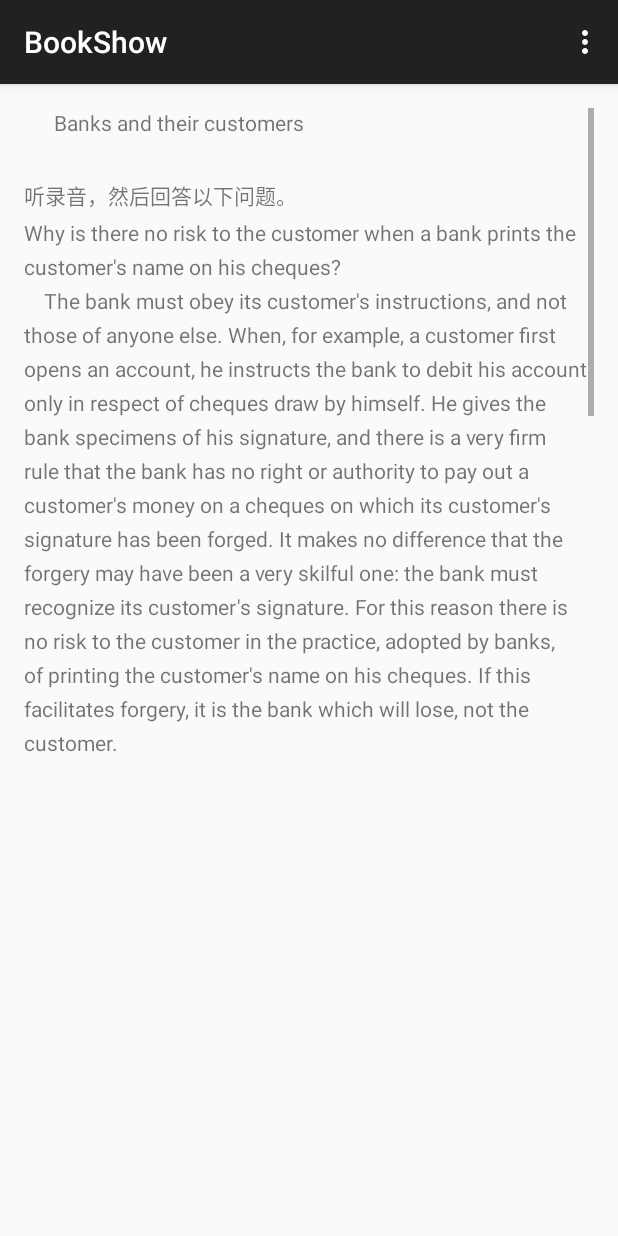
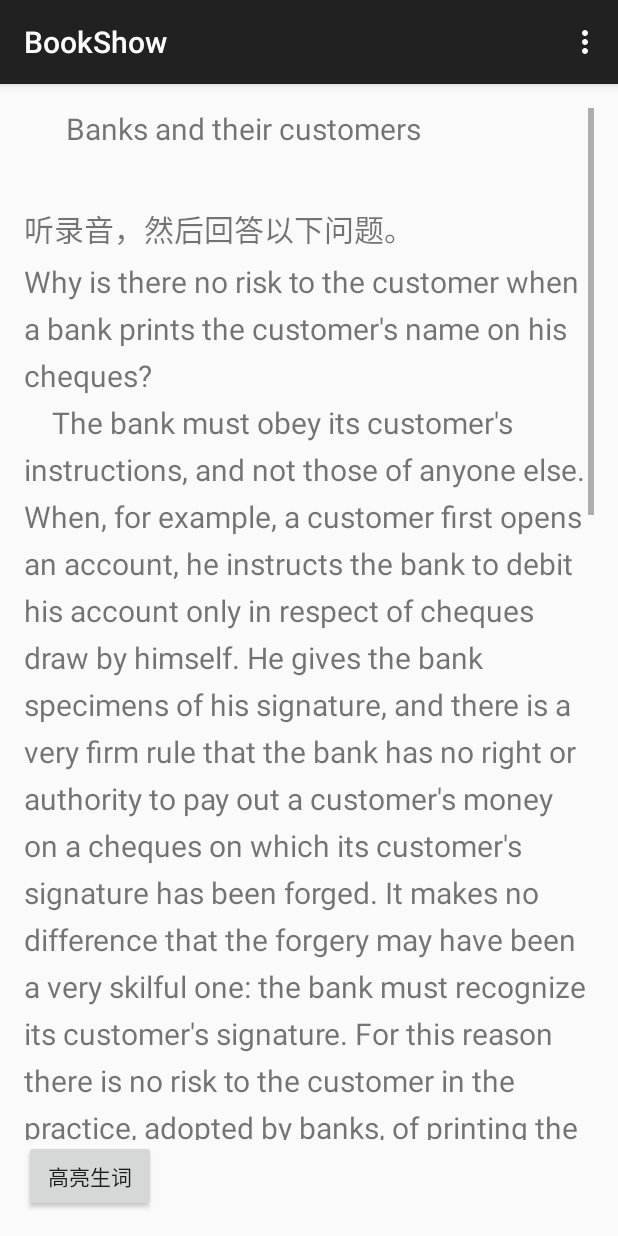
Before and after one commit to wangzhe330/GradedReader, an Android app: the screen it shows after launch (BookShow), after a tap on "lesson 12.txt", on a phone screen of 412 x 824 dp. Run offline under Robolectric (Android 15) with nearby library versions, the phone set to English and light mode, and no system bars; 3 other taps on this screen came first.

Commit message:
实现生词高亮功能（未分级）
Signed-off-by: wangzhe330 <wangzhe330@163.com>

```diff
--- a/app/src/main/java/com/example/wz/txtbook/BookShow.java
+++ b/app/src/main/java/com/example/wz/txtbook/BookShow.java
@@ -2,12 +2,18 @@ package com.example.wz.txtbook;
 
 import android.content.Intent;
 import android.content.res.AssetManager;
+import android.graphics.Color;
 import android.support.v7.app.ActionBarActivity;
 import android.os.Bundle;
+import android.text.SpannableString;
+import android.text.Spanned;
 import android.text.method.ScrollingMovementMethod;
+import android.text.style.ForegroundColorSpan;
 import android.util.Log;
 import android.view.Menu;
 import android.view.MenuItem;
+import android.view.View;
+import android.widget.Button;
 import android.widget.TextView;
 
 import java.io.BufferedReader;
@@ -15,13 +21,18 @@ import java.io.IOException;
 import java.io.InputStream;
 import java.io.InputStreamReader;
 import java.io.UnsupportedEncodingException;
+import java.util.HashMap;
+import java.util.HashSet;
 
 
 public class BookShow extends ActionBarActivity {
 
     TextView tv;
     InputStream inputStream;
-
+    InputStream inputStreamLight;       //高亮关键词的输入流
+    //HashMap hmLight = new HashMap();    //key:高亮关键词 value:高亮等级
+    HashMap<String,Integer> hmLight = new HashMap<String,Integer>();
+    HashSet<String> hsLight = new HashSet<String>();
     @Override
     protected void onCreate(Bundle savedInstanceState) {
         super.onCreate(savedInstanceState);
@@ -44,9 +55,92 @@ public class BookShow extends ActionBarActivity {
         }catch (IOException e){
             Log.e("ioe",e.getMessage());
         }
-        //从inputStream中获取String数据
-        tv.setText(getString(inputStream));
+        //从inputStream中获取String数据:txt
+        final String txt = getString(inputStream);
+        tv.setText(txt);
+
+        //从raw中的分级表获取分级信息,存入hmLight
+        inputStreamLight = getResources().openRawResource(R.raw.nce4_words);
+        InputStreamReader inputStreamLightReader = null;
+        try {
+            inputStreamLightReader = new InputStreamReader(inputStreamLight, "gbk");
+        } catch (UnsupportedEncodingException e1) {
+            e1.printStackTrace();
+        }
+        BufferedReader reader = new BufferedReader(inputStreamLightReader);
+        String line = null;
+        try{
+            while( (line =reader.readLine()) != null ){
+                String word;
+                int level;
+                String[] temp = line.split("\\t");
+                if (temp.length == 2 && isNumeric(temp[1])){
+                    word = temp[0];
+                    level =  Integer.parseInt(temp[1]);
+                    hmLight.put( word , level );
+                    hsLight.add(word);
+                }
+                line = reader.readLine();
+            }
+        }catch (IOException e){
+            Log.e("ioe",e.getMessage());
+        }
+
+        //Button 设置 是否高亮
+        Button btnLight = (Button)findViewById(R.id.show_btn0);
+        btnLight.setOnClickListener( new View.OnClickListener() {
+            @Override
+            public void onClick(View v) {
+                SpannableString sp = new SpannableString(txt);
+
+                //遍历字符串 如果在hashSet中找到了就高亮，实现了未分级高亮功能
+                int start,end;
+                boolean flag  = false;
+                int i = 0;
+                char[] ch = txt.toCharArray();
+                try {
+                    while (i < txt.length()) {
+                        while (i < txt.length() && !Character.isLetter(ch[i])) {
+                            i++;
+                        }
+                        start = i;
+                        while (i < txt.length() && Character.isLetter(ch[i])) {
+                            i++;
+                        }
+                        end = i;
+                        String target = txt.substring(start, end);
+                        if ((start < end) && target != null) {
+                            if(hsLight.contains(target) ) {
+                                sp.setSpan(new ForegroundColorSpan(Color.RED), start, end, Spanned.SPAN_EXCLUSIVE_EXCLUSIVE);
+                                Log.d("wzdebug", "高亮一个词" + txt.substring(start, end));
+                            }
+                        }
+                    }
+                    Log.d("wzdebug","高亮 done");
+                    tv.setText(sp);
+                }catch (Exception e){
+                    Log.e("wzdebug",e.getMessage());
+                }
+
+            }
+        });
+
     }
+
+    /**
+     * 判断String是否是纯数字
+     * @param str
+     * @return
+     */
+    public static boolean isNumeric(String str){
+        for (int i = str.length();--i>=0;){
+            if (!Character.isDigit(str.charAt(i))){
+                return false;
+            }
+        }
+        return true;
+    }
+
 
     /**
      * 从txt的stream中获取string
--- a/app/src/main/res/layout/activity_book_show.xml
+++ b/app/src/main/res/layout/activity_book_show.xml
@@ -15,8 +15,17 @@
         android:lineSpacingMultiplier="1.2"
         android:scrollbars="vertical"
         android:singleLine="false"
-        android:maxLines="20"
-
+        android:maxLines="23"
+        android:textSize="20sp"
+        android:layout_above="@+id/show_btn0"
         />
+    <Button
+        android:id="@+id/show_btn0"
+        android:text="高亮生词"
+        android:layout_width="wrap_content"
+        android:layout_height="wrap_content"
+        android:layout_alignParentBottom="true"
+        android:layout_alignParentLeft="true"
+        android:layout_alignParentStart="true" />
 
 </RelativeLayout>
```
Also changed, not shown: 2 other files.
